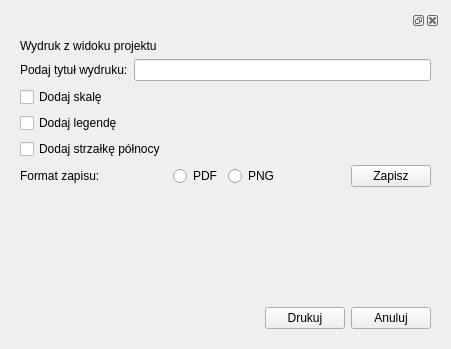
Old version of the form QuickLayout/quick_layout_dialog_base.ui in the repository kradziko/geo4work_wtyczka.
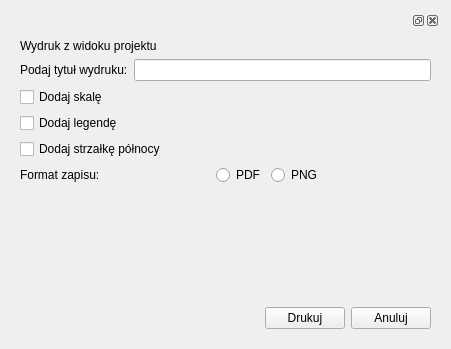
New version of the form.

Commit message:
usunięcie przycisku zapisz, dodanie warninga oraz ifa przy braku tytułu
jw

Patch:
```diff
--- a/QuickLayout/quick_layout_dialog_base.ui
+++ b/QuickLayout/quick_layout_dialog_base.ui
@@ -122,13 +122,6 @@
              </property>
             </spacer>
            </item>
-           <item>
-            <widget class="QPushButton" name="btnZapis">
-             <property name="text">
-              <string>Zapisz</string>
-             </property>
-            </widget>
-           </item>
           </layout>
          </item>
          <item>
```
The commit also changes 1 other file.
